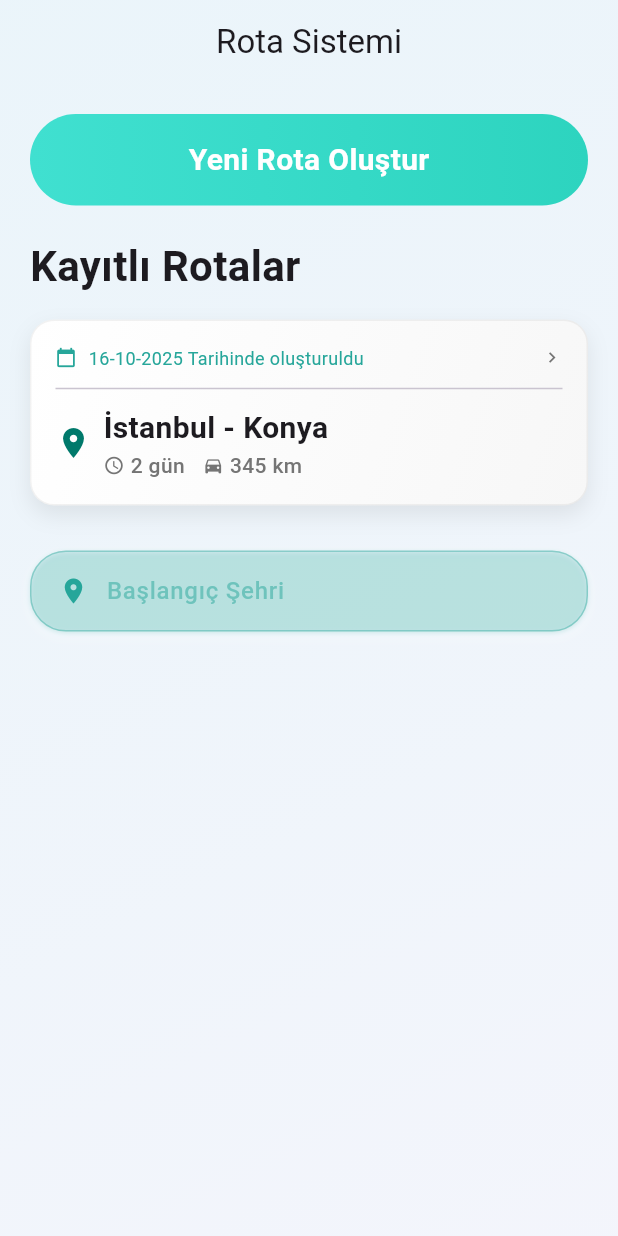
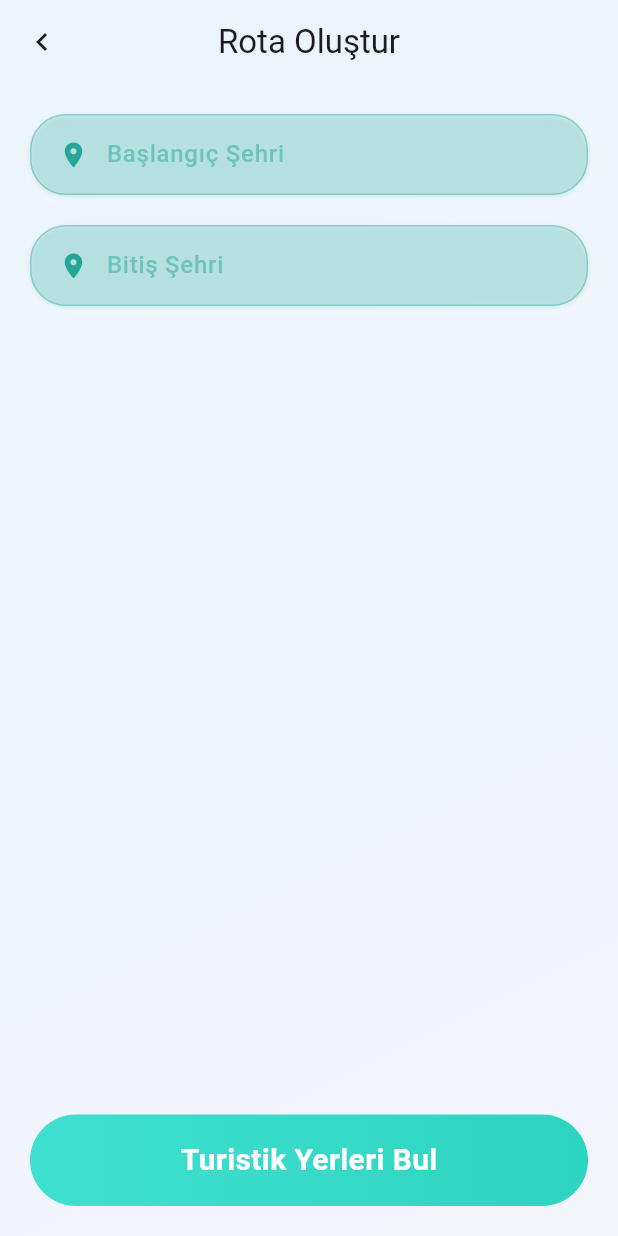
Before and after one commit to batuhangozegu/SmartRoute-Flutter, a Flutter app: the screen it shows after launch, after a tap on "Yeni Rota Oluştur", on a phone screen of 412 x 824 dp. Run offline on Flutter 3.47's test engine with Material 3 defaults, Android fonts, the phone set to English and light mode, and no system bars.

Commit message:
Create Route ekranı oluşturuldu

```diff
--- /dev/null
+++ b/smart_route/lib/views/create_route.dart
@@ -0,0 +1,82 @@
+import 'package:flutter/material.dart';
+import 'package:smart_route/Compenents/custom_text_field.dart';
+import 'package:smart_route/Compenents/gradient_button.dart';
+
+class CreateRoute extends StatefulWidget {
+  const CreateRoute({super.key});
+
+  @override
+  State<CreateRoute> createState() => _CreateRouteState();
+}
+
+class _CreateRouteState extends State<CreateRoute> {
+  final TextEditingController _startCityController = TextEditingController();
+  final TextEditingController _endCityController = TextEditingController();
+
+  @override
+  void dispose() {
+    _startCityController.dispose();
+    _endCityController.dispose();
+    super.dispose();
+  }
+
+  @override
+  Widget build(BuildContext context) {
+    return Scaffold(
+      extendBodyBehindAppBar: true,
+      appBar: AppBar(
+        title: Text("Rota Oluştur"),
+        centerTitle: true,
+        backgroundColor: Colors.transparent,
+        elevation: 0,
+        leading: IconButton(
+          onPressed: () => Navigator.pop(context),
+          icon: Icon(Icons.chevron_left),
+        ),
+      ),
+      body: Container(
+        decoration: BoxDecoration(
+          gradient: LinearGradient(
+            colors: [
+              Color(0xFF40E0D0).withValues(alpha: 0.1),
+              Color(0xFF2DD4BF).withValues(alpha: 0.05),
+            ],
+            begin: Alignment.topLeft,
+            end: Alignment.bottomRight,
+          ),
+        ),
+        child: SafeArea(
+          child: Padding(
+            padding: const EdgeInsets.all(20),
+            child: Column(
+              crossAxisAlignment: CrossAxisAlignment.center,
+              children: [
+                CustomTextField(
+                  icon: Icons.location_on,
+                  placeHolder: "Başlangıç Şehri",
+                  controller: _startCityController,
+                ),
+                SizedBox(height: 20),
+                CustomTextField(
+                  icon: Icons.location_on,
+                  placeHolder: "Bitiş Şehri",
+                  controller: _endCityController,
+                ),
+                Spacer(),
+                GradientButton(
+                  buttonText: "Turistik Yerleri Bul",
+                  gradientColors: [Color(0xFF40E0D0), Color(0xFF2DD4BF)],
+                  gradientStartPoint: Alignment.centerLeft,
+                  gradientEndPoint: Alignment.centerRight,
+                  onTap: () {
+                    print("Tiklandı");
+                  },
+                ),
+              ],
+            ),
+          ),
+        ),
+      ),
+    );
+  }
+}
--- a/smart_route/lib/views/home_screen.dart
+++ b/smart_route/lib/views/home_screen.dart
@@ -1,14 +1,13 @@
 import 'package:flutter/material.dart';
-import 'package:smart_route/Compenents/custom_text_field.dart';
 import 'package:smart_route/Compenents/gradient_button.dart';
 import 'package:smart_route/Compenents/list_item_view.dart';
+import 'package:smart_route/views/create_route.dart';
 
 class HomeScreen extends StatelessWidget {
   const HomeScreen({super.key});
 
   @override
   Widget build(BuildContext context) {
-    final _controller = TextEditingController();
     return Scaffold(
       extendBodyBehindAppBar: true,
       appBar: AppBar(
@@ -39,7 +38,10 @@ class HomeScreen extends StatelessWidget {
                   gradientStartPoint: Alignment.centerLeft,
                   gradientEndPoint: Alignment.centerRight,
                   onTap: () {
-                    print("Tiklandı");
+                    Navigator.push(
+                      context,
+                      MaterialPageRoute(builder: (context) => CreateRoute()),
+                    );
                   },
                 ),
 
@@ -56,13 +58,6 @@ class HomeScreen extends StatelessWidget {
                 const SizedBox(height: 16),
 
                 ListItemView(),
-
-                const SizedBox(height: 30),
-                CustomTextField(
-                  placeHolder: "Başlangıç Şehri",
-                  controller: _controller,
-                  icon: Icons.location_on,
-                ),
                 const Spacer(),
               ],
             ),
```
